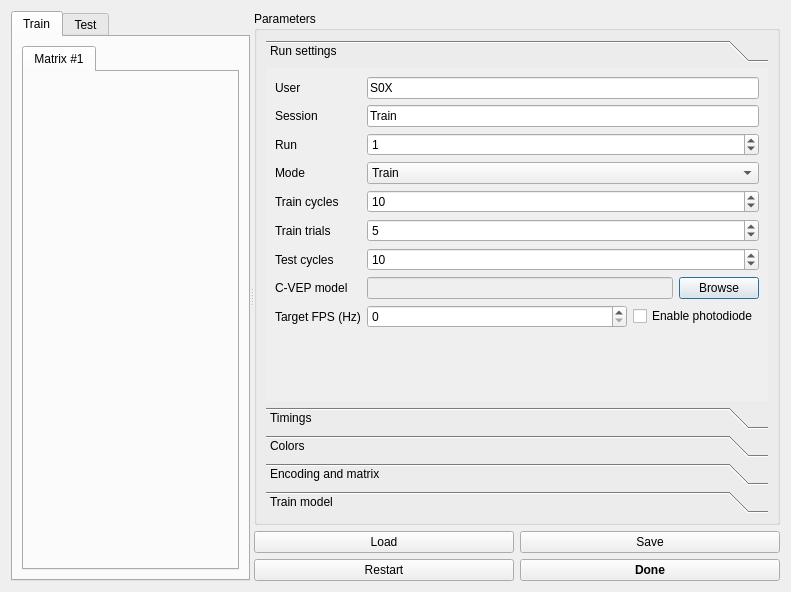
The window that config.ui (medusabci/app-pary-cvep-speller) describes before a commit, drawn with Qt 5.
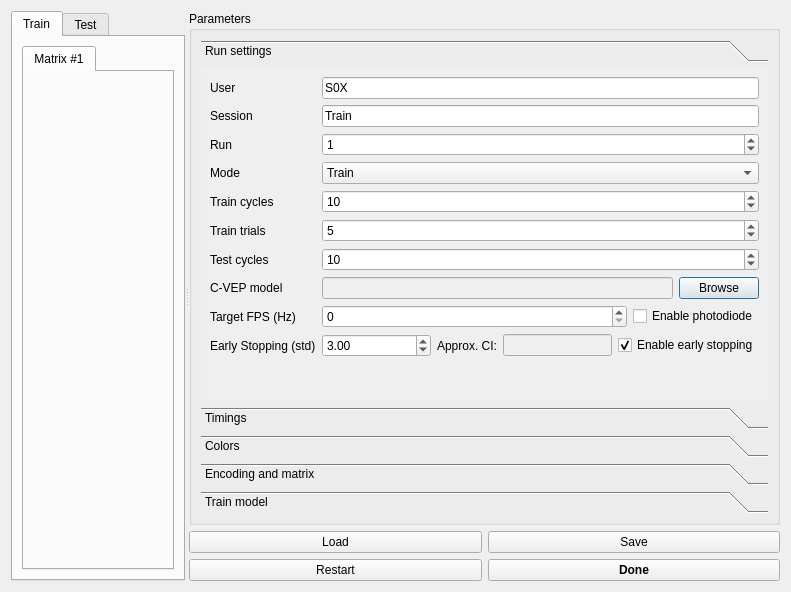
The same window after the commit.

```diff
--- a/config.ui
+++ b/config.ui
@@ -89,7 +89,7 @@
               <rect>
                <x>0</x>
                <y>0</y>
-               <width>499</width>
+               <width>511</width>
                <height>322</height>
               </rect>
              </property>
@@ -321,6 +321,60 @@
                   </item>
                  </layout>
                 </item>
+                <item row="9" column="0">
+                 <widget class="QLabel" name="label_7">
+                  <property name="text">
+                   <string>Early Stopping (std)</string>
+                  </property>
+                 </widget>
+                </item>
+                <item row="9" column="1">
+                 <layout class="QHBoxLayout" name="horizontalLayout_10">
+                  <item>
+                   <widget class="QDoubleSpinBox" name="doubleSpinBox_es_std">
+                    <property name="sizePolicy">
+                     <sizepolicy hsizetype="MinimumExpanding" vsizetype="Fixed">
+                      <horstretch>0</horstretch>
+                      <verstretch>0</verstretch>
+                     </sizepolicy>
+                    </property>
+                    <property name="maximum">
+                     <double>10.000000000000000</double>
+                    </property>
+                    <property name="singleStep">
+                     <double>0.100000000000000</double>
+                    </property>
+                    <property name="value">
+                     <double>3.000000000000000</double>
+                    </property>
+                   </widget>
+                  </item>
+                  <item>
+                   <widget class="QLabel" name="label_8">
+                    <property name="text">
+                     <string>Approx. CI:</string>
+                    </property>
+                   </widget>
+                  </item>
+                  <item>
+                   <widget class="QLineEdit" name="lineEdit_es_variance">
+                    <property name="enabled">
+                     <bool>false</bool>
+                    </property>
+                   </widget>
+                  </item>
+                  <item>
+                   <widget class="QCheckBox" name="checkBox_es">
+                    <property name="text">
+                     <string>Enable early stopping</string>
+                    </property>
+                    <property name="checked">
+                     <bool>true</bool>
+                    </property>
+                   </widget>
+                  </item>
+                 </layout>
+                </item>
                </layout>
               </item>
              </layout>
```
Left out of the diff: 8 changed lines with no effect on the pictures.
